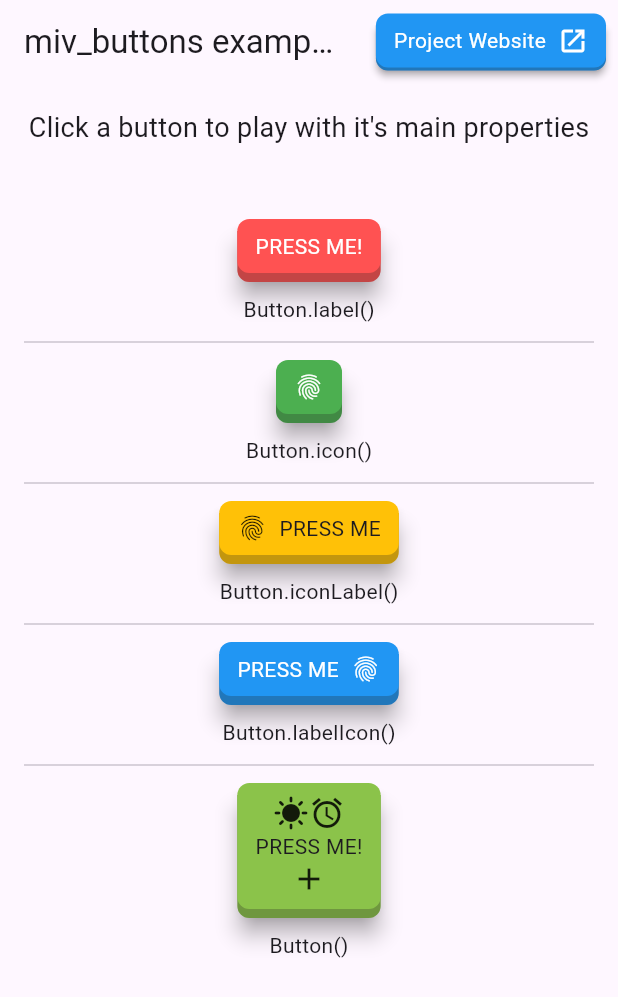
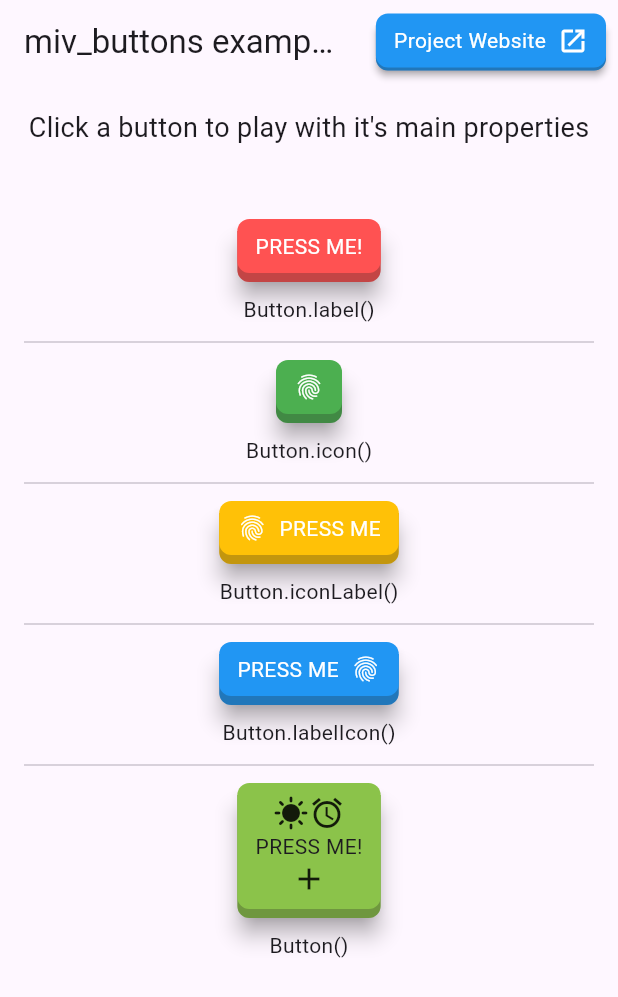
Before and after one commit to mivoligo/miv_buttons, a Flutter app: the screen it shows after launch, on a phone screen of 412 x 824 dp. Shown: the top 997 px of the screen. Run offline on Flutter 3.47's test engine with Material 3 defaults, Android fonts, the phone set to English and light mode, and no system bars.

Commit message:
feat: remove nullability from some properties

```diff
--- a/lib/src/button.dart
+++ b/lib/src/button.dart
@@ -13,12 +13,12 @@ import 'package:miv_buttons/src/defaults.dart';
 /// * [onLongPress]: The callback function triggered when a pointer has remained in contact with the screen at the same location for a long period of time.
 /// * [onLongPressUp]: The callback function triggered when a pointer that has triggered a long-press has stopped contacting the screen.
 /// * [child]: The widget displayed inside the button. Typically used to display text, icons, or other UI elements.
-/// * [color]: The color of the button. If `null`, the default color ([0xFF2196F3]) will be used.
+/// * [color]: The color of the button. If not specified, the default color ([0xFF2196F3]) will be used.
 /// * [borderRadius]: The border radius of the button, defining the roundness of its corners. If `null`, the default border radius ([8.0]) will be used.
 /// * [horizontalPadding]: The horizontal padding inside the button between its content (icon and label) and its edges. If `null`, the default horizontal padding ([12.0]) will be applied.
 /// * [verticalPadding]: The vertical padding inside the button between its content and its edges. If `null`, the default vertical padding ([8.0]) will be applied.
-/// * [elevation]: The elevation of the button, making it appear raised above the surface. If `null`, the default elevation ([6.0]) will be applied.
-/// * [pressedElevation]: The elevation of the button when pressed. If `null`, the default pressed elevation ([2.0]) will be used.
+/// * [elevation]: The elevation of the button, making it appear raised above the surface. If not specified, the default elevation ([6.0]) will be applied.
+/// * [pressedElevation]: The elevation of the button when pressed. If not specified, the default pressed elevation ([2.0]) will be used.
 /// * [semanticLabel]: The semantic label for the button that will be announced by screen readers. This label does not show in the UI.
 /// * [excludeSemantics]: Whether to replace all child semantics with this node. Defaults to [false].
 ///
@@ -45,12 +45,12 @@ class Button extends StatefulWidget {
     super.key,
     required this.onClick,
     required this.child,
-    this.color,
+    this.color = kColor,
     this.borderRadius,
     this.horizontalPadding,
     this.verticalPadding,
-    this.elevation,
-    this.pressedElevation,
+    this.elevation = kElevation,
+    this.pressedElevation = kPressedElevation,
     this.semanticLabel,
     this.excludeSemantics,
     this.onLongPress,
@@ -64,11 +64,11 @@ class Button extends StatefulWidget {
           'verticalPadding cannot be negative',
         ),
         assert(
-          elevation == null || elevation >= 0,
+          elevation >= 0,
           'elevation cannot be negative',
         ),
         assert(
-          pressedElevation == null || pressedElevation >= 0,
+          pressedElevation >= 0,
           'pressedElevation cannot be negative',
         );
 
@@ -83,14 +83,14 @@ class Button extends StatefulWidget {
   /// * [onLongPress]: The callback function triggered when a pointer has remained in contact with the screen at the same location for a long period of time.
   /// * [onLongPressUp]: The callback function triggered when a pointer that has triggered a long-press has stopped contacting the screen.
   /// * [icon]: The icon displayed on the button. This is required and should be an `IconData` object.
-  /// * [iconSize]: The size of the icon. If `null`, the default size ([20.0]) will be used.
-  /// * [color]: The color of the button. If `null`, the default color ([0xFF2196F3]) will be used.
-  /// * [iconColor]: The color applied to the icon. If `null`, the default icon color ([0xFFFFFFFF]) will be used.
+  /// * [iconSize]: The size of the icon. If not specified, the default size ([20.0]) will be used.
+  /// * [color]: The color of the button. If not specified, the default color ([0xFF2196F3]) will be used.
+  /// * [iconColor]: The color applied to the icon. If not specified, the default icon color ([0xFFFFFFFF]) will be used.
   /// * [borderRadius]: The border radius of the button, defining the roundness of its corners. If `null`, the default border radius ([8.0]) will be used.
   /// * [horizontalPadding]: The horizontal padding inside the button between its content (icon and label) and its edges. If `null`, the default horizontal padding ([12.0]) will be applied.
   /// * [verticalPadding]: The vertical padding inside the button between its content and its edges. If `null`, the default vertical padding ([8.0]) will be applied.
-  /// * [elevation]: The elevation of the button, making it appear raised above the surface. If `null`, the default elevation ([6.0]) will be applied.
-  /// * [pressedElevation]: The elevation of the button when pressed. If `null`, the default pressed elevation ([2.0]) will be used.
+  /// * [elevation]: The elevation of the button, making it appear raised above the surface. If not specified, the default elevation ([6.0]) will be applied.
+  /// * [pressedElevation]: The elevation of the button when pressed. If not specified, the default pressed elevation ([2.0]) will be used.
   /// * [semanticLabel]: The semantic label for the button that will be announced by screen readers. This label does not show in the UI.
   /// * [excludeSemantics]: Whether to replace all child semantics with this node. Defaults to [false].
   ///
@@ -117,14 +117,14 @@ class Button extends StatefulWidget {
   factory Button.icon({
     required VoidCallback? onClick,
     required IconData icon,
-    Color? iconColor,
-    double? iconSize,
-    Color? color,
+    Color iconColor = kForegroundColor,
+    double iconSize = kIconSize,
+    Color color = kColor,
     double? borderRadius,
     double? horizontalPadding,
     double? verticalPadding,
-    double? elevation,
-    double? pressedElevation,
+    double elevation = kElevation,
+    double pressedElevation = kPressedElevation,
     String? semanticLabel,
     bool? excludeSemantics,
     VoidCallback? onLongPress,
@@ -146,8 +146,8 @@ class Button extends StatefulWidget {
       onLongPressUp: onLongPressUp,
       child: Icon(
         icon,
-        color: iconColor ?? kForegroundColor,
-        size: iconSize ?? kIconSize,
+        color: iconColor,
+        size: iconSize,
       ),
     );
   }
@@ -164,13 +164,13 @@ class Button extends StatefulWidget {
   /// * [onLongPressUp]: The callback function triggered when a pointer that has triggered a long-press has stopped contacting the screen.
   /// * [label]: The text label displayed on the button. This is required and should be a string.
   /// * [labelStyle]: The text style applied to the label. If `null`, the default text style will be used.
-  /// * [color]: The color of the button. If `null`, the default color ([0xFF2196F3]) will be used.
-  /// * [labelColor]: The color applied to the label. The color of the label could also be changed by setting the color in [labelStyle].  If `null`, the default foreground color ([0xFFFFFFFF]) will be used.
+  /// * [color]: The color of the button. If not specified, the default color ([0xFF2196F3]) will be used.
+  /// * [labelColor]: The color applied to the label. The color of the label could also be changed by setting the color in [labelStyle].  If not specified, the default foreground color ([0xFFFFFFFF]) will be used.
   /// * [borderRadius]: The border radius of the button, defining the roundness of its corners. If `null`, the default border radius ([8.0]) will be used.
   /// * [horizontalPadding]: The horizontal padding inside the button between its content (icon and label) and its edges. If `null`, the default horizontal padding ([12.0]) will be applied.
   /// * [verticalPadding]: The vertical padding inside the button between its content and its edges. If `null`, the default vertical padding ([8.0]) will be applied.
-  /// * [elevation]: The elevation of the button, making it appear raised above the surface. If `null`, the default elevation ([6.0]) will be applied.
-  /// * [pressedElevation]: The elevation of the button when pressed. If `null`, the default pressed elevation ([2.0]) will be used.
+  /// * [elevation]: The elevation of the button, making it appear raised above the surface. If not specified, the default elevation ([6.0]) will be applied.
+  /// * [pressedElevation]: The elevation of the button when pressed. If not specified, the default pressed elevation ([2.0]) will be used.
   /// * [semanticLabel]: The semantic label for the button that will be announced by screen readers. This label does not show in the UI.
   /// * [excludeSemantics]: Whether to replace all child semantics with this node. Defaults to [false].
   ///
@@ -198,13 +198,13 @@ class Button extends StatefulWidget {
     required VoidCallback? onClick,
     required String label,
     TextStyle? labelStyle,
-    Color? color,
-    Color? labelColor,
+    Color color = kColor,
+    Color labelColor = kForegroundColor,
     double? borderRadius,
     double? horizontalPadding,
     double? verticalPadding,
-    double? elevation,
-    double? pressedElevation,
+    double elevation = kElevation,
+    double pressedElevation = kPressedElevation,
     String? semanticLabel,
     bool? excludeSemantics,
     VoidCallback? onLongPress,
@@ -226,9 +226,7 @@ class Button extends StatefulWidget {
       onLongPressUp: onLongPressUp,
       child: Text(
         label,
-        style: labelStyle ??
-            const TextStyle(color: kForegroundColor)
-                .copyWith(color: labelColor),
+        style: labelStyle ?? const TextStyle().copyWith(color: labelColor),
       ),
     );
   }
@@ -244,18 +242,18 @@ class Button extends StatefulWidget {
   /// * [onLongPress]: The callback function triggered when a pointer has remained in contact with the screen at the same location for a long period of time.
   /// * [onLongPressUp]: The callback function triggered when a pointer that has triggered a long-press has stopped contacting the screen.
   /// * [icon]: The icon displayed on the button. This is required and should be an `IconData` object.
-  /// * [iconSize]: The size of the icon. If `null`, the default size ([20.0]) will be used.
+  /// * [iconSize]: The size of the icon. If not specified, the default size ([20.0]) will be used.
   /// * [label]: The text label displayed next to (or under) the icon. This is required and should be a string.
   /// * [isHorizontal]: Determines the layout direction of the icon and the label. If `true` (default), the icon and the label are arranged horizontally; if `false`, they are arranged vertically.
-  /// * [gap]: The space between the icon and the label. If `null`, the default gap ([8.0]) will be used.
+  /// * [gap]: The space between the icon and the label. If not specified, the default gap ([8.0]) will be used.
   /// * [labelStyle]: The text style applied to the label. If `null`, the default text style will be used.
-  /// * [color]: The color of the button. If `null`, the default color ([0xFF2196F3]) will be used.
-  /// * [foregroundColor]: The color applied to the icon and label. The color of the label could also be changed by setting the color in [labelStyle].  If `null`, the default foreground color ([0xFFFFFFFF]) will be used.
+  /// * [color]: The color of the button. If not specified, the default color ([0xFF2196F3]) will be used.
+  /// * [foregroundColor]: The color applied to the icon and label. The color of the label could also be changed by setting the color in [labelStyle].  If not specified, the default foreground color ([0xFFFFFFFF]) will be used.
   /// * [borderRadius]: The border radius of the button, defining the roundness of its corners. If `null`, the default border radius ([8.0]) will be used.
   /// * [horizontalPadding]: The horizontal padding inside the button between its content (icon and label) and its edges. If `null`, the default horizontal padding ([12.0]) will be applied.
   /// * [verticalPadding]: The vertical padding inside the button between its content and its edges. If `null`, the default vertical padding ([8.0]) will be applied.
-  /// * [elevation]: The elevation of the button, making it appear raised above the surface. If `null`, the default elevation ([6.0]) will be applied.
-  /// * [pressedElevation]: The elevation of the button when pressed. If `null`, the default pressed elevation ([2.0]) will be used.
+  /// * [elevation]: The elevation of the button, making it appear raised above the surface. If not specified, the default elevation ([6.0]) will be applied.
+  /// * [pressedElevation]: The elevation of the button when pressed. If not specified, the default pressed elevation ([2.0]) will be used.
   /// * [semanticLabel]: The semantic label for the button that will be announced by screen readers. This label does not show in the UI.
   /// * [excludeSemantics]: Whether to replace all child semantics with this node. Defaults to [false].
   ///
@@ -289,16 +287,16 @@ class Button extends StatefulWidget {
     required IconData icon,
     required String label,
     bool isHorizontal = true,
-    double? iconSize,
-    double? gap,
+    double iconSize = kIconSize,
+    double gap = kLabelIconGap,
     TextStyle? labelStyle,
-    Color? color,
-    Color? foregroundColor,
+    Color color = kColor,
+    Color foregroundColor = kForegroundColor,
     double? borderRadius,
     double? horizontalPadding,
     double? verticalPadding,
-    double? elevation,
-    double? pressedElevation,
+    double elevation = kElevation,
+    double pressedElevation = kPressedElevation,
     String? semanticLabel,
     bool? excludeSemantics,
     VoidCallback? onLongPress,
@@ -323,12 +321,9 @@ class Button extends StatefulWidget {
           Icon(
             icon,
             color: foregroundColor,
-            size: iconSize ?? kIconSize,
+            size: iconSize,
           ),
-          if (isHorizontal)
-            SizedBox(width: gap ?? kLabelIconGap)
-          else
-            SizedBox(height: gap ?? kLabelIconGap),
+          if (isHorizontal) SizedBox(width: gap) else SizedBox(height: gap),
           Text(
             label,
             style: labelStyle ??
@@ -350,18 +345,18 @@ class Button extends StatefulWidget {
   /// * [onLongPress]: The callback function triggered when a pointer has remained in contact with the screen at the same location for a long period of time.
   /// * [onLongPressUp]: The callback function triggered when a pointer that has triggered a long-press has stopped contacting the screen.
   /// * [icon]: The icon displayed on the button. This is required and should be an `IconData` object.
-  /// * [iconSize]: The size of the icon. If `null`, the default size ([20.0]) will be used.
+  /// * [iconSize]: The size of the icon. If not specified, the default size ([20.0]) will be used.
   /// * [label]: The text label displayed next to (or over) the icon. This is required and should be a string.
   /// * [isHorizontal]: Determines the layout direction of the label and the icon. If `true` (default), the label and the icon are arranged horizontally; if `false`, they are arranged vertically.
-  /// * [gap]: The space between the icon and the label. If `null`, the default gap ([8.0]) will be used.
+  /// * [gap]: The space between the icon and the label. If not specified, the default gap ([8.0]) will be used.
   /// * [labelStyle]: The text style applied to the label. If `null`, the default text style will be used.
-  /// * [color]: The color of the button. If `null`, the default color ([0xFF2196F3]) will be used.
-  /// * [foregroundColor]: The color applied to the icon and label. The color of the label could also be changed by setting the color in [labelStyle].  If `null`, the default foreground color ([0xFFFFFFFF]) will be used.
+  /// * [color]: The color of the button. If not specified, the default color ([0xFF2196F3]) will be used.
+  /// * [foregroundColor]: The color applied to the icon and label. The color of the label could also be changed by setting the color in [labelStyle].  If not specified, the default foreground color ([0xFFFFFFFF]) will be used.
   /// * [borderRadius]: The border radius of the button, defining the roundness of its corners. If `null`, the default border radius ([8.0]) will be used.
   /// * [horizontalPadding]: The horizontal padding inside the button between its content (icon and label) and its edges. If `null`, the default horizontal padding ([12.0]) will be applied.
   /// * [verticalPadding]: The vertical padding inside the button between its content and its edges. If `null`, the default vertical padding ([8.0]) will be applied.
-  /// * [elevation]: The elevation of the button, making it appear raised above the surface. If `null`, the default elevation ([6.0]) will be applied.
-  /// * [pressedElevation]: The elevation of the button when pressed. If `null`, the default pressed elevation ([2.0]) will be used.
+  /// * [elevation]: The elevation of the button, making it appear raised above the surface. If not specified, the default elevation ([6.0]) will be applied.
+  /// * [pressedElevation]: The elevation of the button when pressed. If not specified, the default pressed elevation ([2.0]) will be used.
   /// * [semanticLabel]: The semantic label for the button that will be announced by screen readers. This label does not show in the UI.
   /// * [excludeSemantics]: Whether to replace all child semantics with this node. Defaults to [false].
   ///
@@ -395,16 +390,16 @@ class Button extends StatefulWidget {
     required IconData icon,
     required String label,
     bool isHorizontal = true,
-    double? iconSize,
-    double? gap,
+    double iconSize = kIconSize,
+    double gap = kLabelIconGap,
     TextStyle? labelStyle,
-    Color? color,
-    Color? foregroundColor,
+    Color color = kColor,
+    Color foregroundColor = kForegroundColor,
     double? borderRadius,
     double? horizontalPadding,
     double? verticalPadding,
-    double? elevation,
-    double? pressedElevation,
+    double elevation = kElevation,
+    double pressedElevation = kPressedElevation,
     String? semanticLabel,
     bool? excludeSemantics,
     VoidCallback? onLongPress,
@@ -431,14 +426,11 @@ class Button extends StatefulWidget {
             style: labelStyle ??
                 const TextStyle().copyWith(color: foregroundColor),
           ),
-          if (isHorizontal)
-            SizedBox(width: gap ?? kLabelIconGap)
-          else
-            SizedBox(height: gap ?? kLabelIconGap),
+          if (isHorizontal) SizedBox(width: gap) else SizedBox(height: gap),
           Icon(
             icon,
             color: foregroundColor,
-            size: iconSize ?? kIconSize,
+            size: iconSize,
           ),
         ],
       ),
@@ -479,8 +471,8 @@ class Button extends StatefulWidget {
   /// The color of the button.
   ///
   /// Defines the color of the button, applied to it's surface.
-  /// If `null`, the default color ([0xFF2196F3]) will be used.
-  final Color? color;
+  /// If not specified, the default color ([0xFF2196F3]) will be used.
+  final Color color;
 
   /// The border radius of the button.
   /// {@macro kTemplate}
@@ -505,14 +497,14 @@ class Button extends StatefulWidget {
   /// The elevation of the button.
   ///
   /// Specifies the elevation of the button, making it appear raised above the surface.
-  /// If `null`, the default elevation ([6.0]) for the button will be applied.
-  final double? elevation;
+  /// If not specified, the default elevation ([6.0]) for the button will be applied.
+  final double elevation;
 
   /// The elevation of the button when pressed.
   ///
   /// Specifies the elevation of the button, making it appear raised above the surface.
-  /// If `null`, the default pressed elevation ([2.0]) for the button will be applied.
-  final double? pressedElevation;
+  /// If not specified, the default pressed elevation ([2.0]) for the button will be applied.
+  final double pressedElevation;
 
   /// The semantic label for the button that will be announced by screen readers.
   ///
@@ -566,9 +558,9 @@ class _ButtonState extends State<Button> {
         child: CustomPaint(
           painter: _ButtonPainter(
             borderRadius: widget.borderRadius ?? kBorderRadius,
-            elevation: widget.elevation ?? kElevation,
-            pressedElevation: widget.pressedElevation ?? kPressedElevation,
-            color: widget.color ?? kColor,
+            elevation: widget.elevation,
+            pressedElevation: widget.pressedElevation,
+            color: widget.color,
             isPressed: isPressed,
           ),
           child: Padding(
@@ -577,14 +569,12 @@ class _ButtonState extends State<Button> {
                   vertical: widget.verticalPadding ?? kVerticalPadding,
                 ) +
                 EdgeInsets.only(
-                  bottom: isPressed
-                      ? widget.pressedElevation ?? kPressedElevation
-                      : widget.elevation ?? kElevation,
+                  bottom:
+                      isPressed ? widget.pressedElevation : widget.elevation,
                 ) +
                 EdgeInsets.only(
                   top: isPressed
-                      ? (widget.elevation ?? kElevation) -
-                          (widget.pressedElevation ?? kPressedElevation)
+                      ? widget.elevation - widget.pressedElevation
                       : 0,
                 ),
             child: widget.child,
```
Also changed, not shown: 1 other file.
